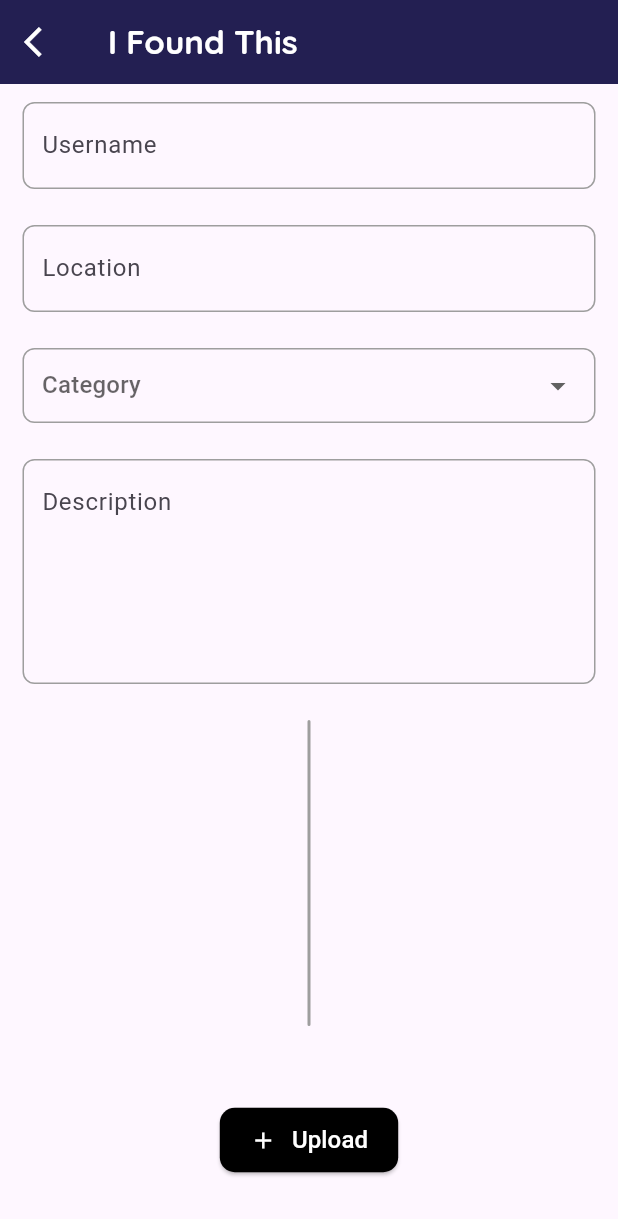
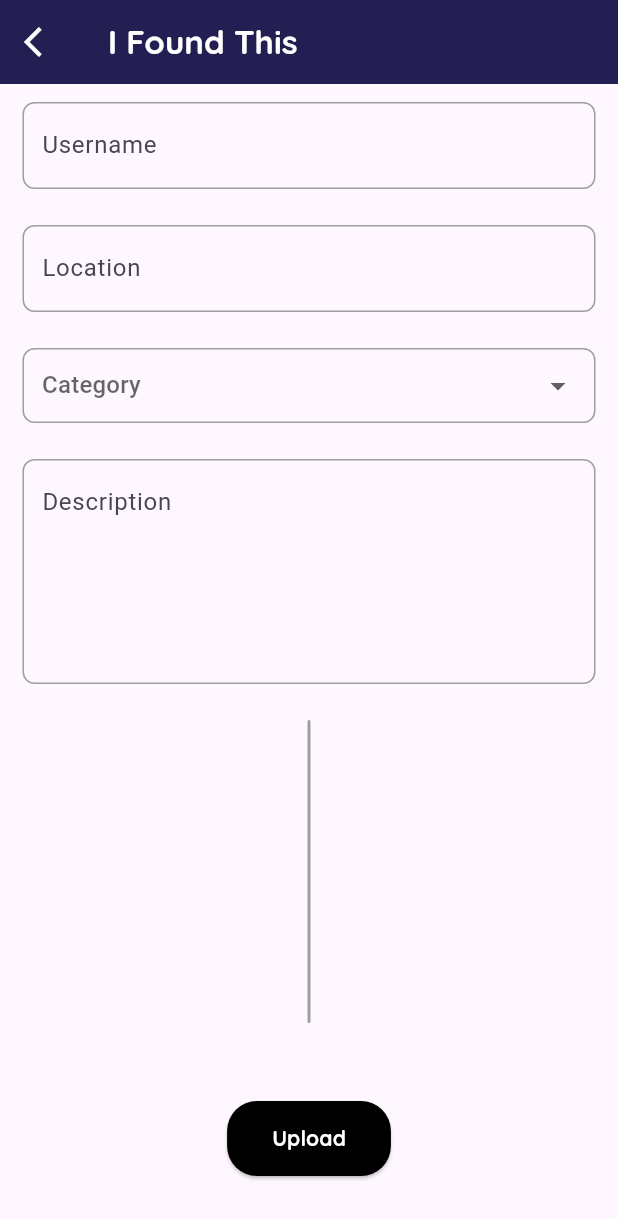
Before and after one commit to bispick-logncoding/bispick, a Flutter app: the PostPage screen opened directly with empty values, on a phone screen of 412 x 824 dp. Shown: the top 1219 px of the screen. Run offline on Flutter 3.47's test engine with Material 3 defaults, Android fonts, the phone set to English and light mode, and no system bars; our stand-ins replace camera, cloud_firestore, firebase_core, firebase_storage, flutter_dotenv, google_fonts and 1 more; missing offline and left inert: dart:html, google_sign_in_web; accounts and stored records are empty; statements that could not run were skipped.

```diff
--- a/lib/pages/camerapage.dart
+++ b/lib/pages/camerapage.dart
@@ -177,7 +177,7 @@ class PostPage extends StatefulWidget {
 
 class _PostPageState extends State<PostPage> {
   bool isuploading = false;
-  String? username;
+  String? username = LocalStorageService.loadUser()?.displayName;
   String? useremail;
   String? box_number;
   String? category;
@@ -290,7 +290,7 @@ class _PostPageState extends State<PostPage> {
                         onChanged: (value) {
                           username = value;
                         },
-                        initialValue: LocalStorageService.loadUser()?.displayName,
+                        initialValue: username,
                         validator: (value) {
                           // Validate if the input is empty
                           if (value == null || value.isEmpty) {
@@ -431,27 +431,14 @@ class _PostPageState extends State<PostPage> {
                         style: ElevatedButton.styleFrom(
                           backgroundColor: Colors.black,
                           shape: RoundedRectangleBorder(
-                            borderRadius: BorderRadius.circular(10.0),
+                            borderRadius: BorderRadius.circular(20.0),
                           ),
                           padding: EdgeInsets.symmetric(
-                              horizontal: 20.0, vertical: 10.0),
+                              horizontal: 30.0, vertical: 15.0),
                         ),
-                        child: Row(
-                          mainAxisSize: MainAxisSize.min,
-                          children: [
-                            Icon(
-                              Icons.add,
-                              color: Colors.white,
-                            ),
-                            SizedBox(width: 10.0),
-                            Text(
-                              'Upload',
-                              style: TextStyle(
-                                color: Colors.white,
-                                fontSize: 16.0,
-                              ),
-                            ),
-                          ],
+                        child: Text(
+                          'Upload',
+                          style: TextStyle(color: Colors.white, fontFamily: "Quicksand", fontWeight: FontWeight.bold),
                         ),
                       ),
                     )
@@ -624,7 +611,7 @@ class _AndroidCameraViewState extends State<AndroidCameraView> {
   Widget build(BuildContext context) {
     return Scaffold(
       appBar: AppBar(
-        backgroundColor: Colors.black,
+        backgroundColor: AppColors.primary,
         leading: IconButton(
           icon: Icon(
             Icons.arrow_back_ios,
@@ -761,7 +748,7 @@ class _IosCameraViewState extends State<IosCameraView> {
     if (error != null) {
       return Scaffold(
         appBar: AppBar(
-          backgroundColor: Colors.black,
+          backgroundColor: AppColors.primary,
           leading: IconButton(
             icon: Icon(
               Icons.arrow_back_ios,
@@ -796,7 +783,7 @@ class _IosCameraViewState extends State<IosCameraView> {
     if (!controller!.value.isInitialized) {
       return Scaffold(
           appBar: AppBar(
-            backgroundColor: Colors.black,
+            backgroundColor: AppColors.primary,
             leading: IconButton(
               icon: Icon(
                 Icons.arrow_back_ios,
@@ -812,7 +799,7 @@ class _IosCameraViewState extends State<IosCameraView> {
 
     return Scaffold(
       appBar: AppBar(
-        backgroundColor: Colors.black,
+        backgroundColor: AppColors.primary,
         leading: IconButton(
           icon: Icon(
             Icons.arrow_back_ios,
--- a/lib/pages/requestpage.dart
+++ b/lib/pages/requestpage.dart
@@ -143,7 +143,7 @@ class AddRequest extends StatefulWidget {
 
 class _AddRequestState extends State<AddRequest> {
   bool isuploading = false;
-  String? username;
+  String? username = LocalStorageService.loadUser()?.displayName;
   String? title;
   String? content;
 
@@ -217,7 +217,7 @@ class _AddRequestState extends State<AddRequest> {
                             border: InputBorder.none,
                             labelText: 'Username',
                             hintText: 'What is your name?'),
-                        initialValue: LocalStorageService.loadUser()?.displayName,
+                        initialValue: username,
                         onChanged: (value) {
                           username = value;
                         },
```
Also changed, not shown: lib/pages/home.dart (+6 -2 lines).
